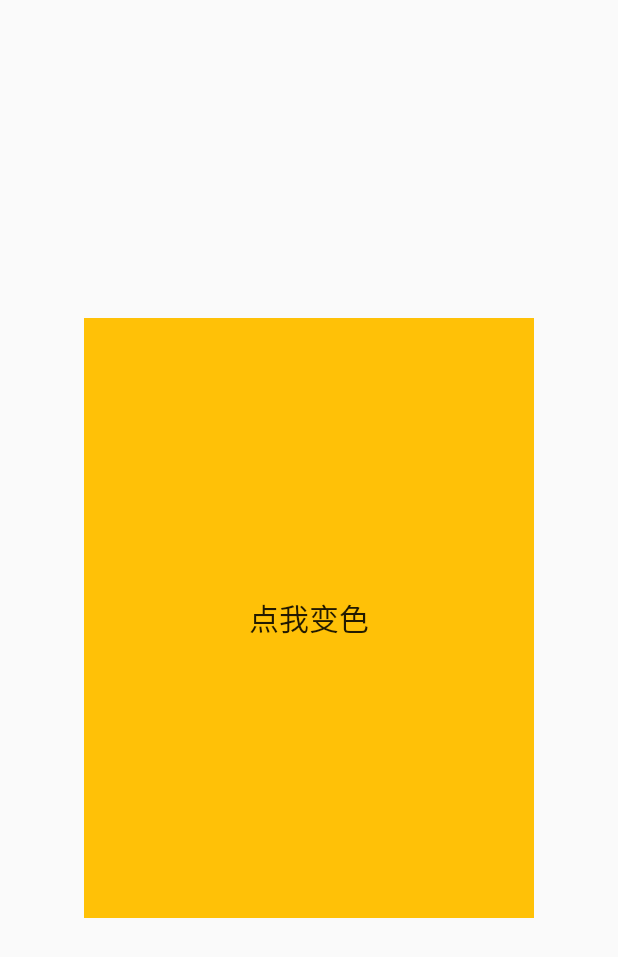
After one commit to shen0909/flutter_study_package, a Flutter app: the AnimationPages screen opened by its route, after a tap on "颜色动画", on a phone screen of 412 x 824 dp. The commit adds this screen. Shown: the top 957 px of the screen. Run offline on Flutter 3.47's test engine with Material 2 defaults, Android fonts, the phone set to English and light mode, and no system bars; our stand-ins replace calendar_date_picker2, dio, event_bus, file_picker, get, go_router and 4 more; missing offline and left inert: dart:ffi; accounts and stored records are empty.

Commit message:
动画 2.0

```diff
--- /dev/null
+++ b/lib/11 动画/animations/colorAnimation.dart
@@ -0,0 +1,53 @@
+import 'package:flutter/material.dart';
+
+// 颜色插值器
+class ColorAnimation extends StatefulWidget {
+  @override
+  State<ColorAnimation> createState() => _ColorAnimationState();
+}
+
+class _ColorAnimationState extends State<ColorAnimation> with SingleTickerProviderStateMixin{
+  late AnimationController animationConroller;
+  late Animation<Color?> animation;
+
+
+  @override
+  void initState() {
+    animationConroller = AnimationController(vsync: this,duration: const Duration(microseconds: 500))
+    ..addListener(() {setState(() {});})
+    ..addStatusListener((status) {
+      if(status == AnimationStatus.completed ){
+        // animationConroller.repeat();
+      }
+    });
+
+    // 设置动画
+    /* 创建了一个CurvedAnimation对象fanimation，
+     * 将其作为ColorTween动画的父动画。
+     * 然后，我们将curvedAnimation赋值给animation*/
+    final fanimation = CurvedAnimation(parent: animationConroller, curve: Curves.bounceIn);
+    animation = ColorTween(begin: Colors.amber,end: Colors.red).animate(fanimation);
+  }
+
+  @override
+  Widget build(BuildContext context) {
+    return Scaffold(
+      body: Center(
+        child: GestureDetector(
+          onTap: (){
+            animationConroller.forward();
+          },
+          child: Container(
+            width: 300,
+            height: 400,
+            decoration: BoxDecoration(
+                color: animation.value
+            ),
+            alignment: Alignment.center,
+            child: Text("点我变色",style: TextStyle(fontSize: 20),),
+          ),
+        ),
+      ),
+    );
+  }
+}
--- a/lib/11 动画/page.dart
+++ b/lib/11 动画/page.dart
@@ -6,7 +6,7 @@ import 'Hero动画/radial_hero_animation.dart';
 import 'animations/animation.dart';
 import 'animations/animation_AnimatedBuilder.dart';
 import 'animations/animation_AnimationWidget.dart';
-import 'example/animation1.dart';
+import 'animations/colorAnimation.dart';
 import 'example/animation4.dart';
 import 'example/animation5.dart';
 
@@ -74,6 +74,12 @@ class AnimationPages extends StatelessWidget {
                     Navigator.push(context, MaterialPageRoute(builder: (context)=>RadialExpansionDemo()));
                   },
                   child: Text("径向动画")),
+              SizedBox(height: 20,),
+              ElevatedButton(
+                  onPressed: (){
+                    Navigator.push(context, MaterialPageRoute(builder: (context)=>ColorAnimation()));
+                  },
+                  child: Text("颜色动画")),
             ],
           ),
         ),
```
Also changed, not shown: lib/11 动画/animations/animation_AnimatedBuilder.dart (+14 -14 lines).
